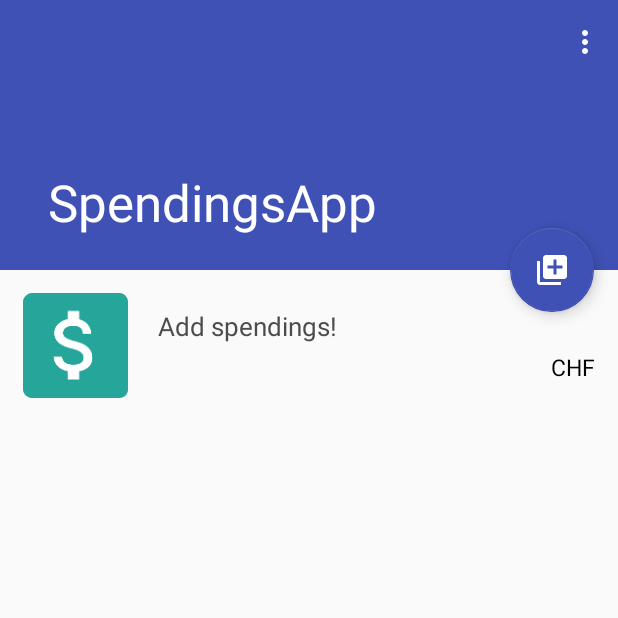
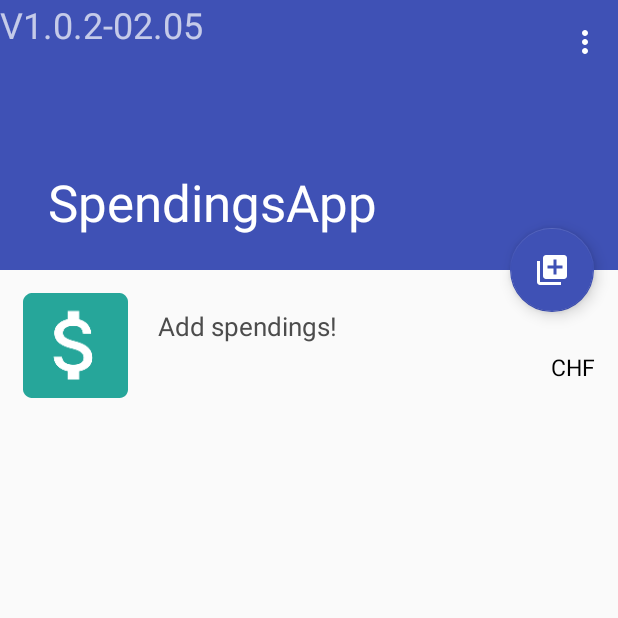
Before and after one commit to cyrilwelschen/SpendingsApp, an Android app: the screen it shows after launch (ScrollingActivity), on a phone screen of 412 x 824 dp, the top half of it. Run offline under Robolectric (Android 15) with nearby library versions, the phone set to English and light mode, and no system bars.

Commit message:
introduced Version label in toolbar

```diff
--- a/app/src/main/res/layout/activity_scrolling.xml
+++ b/app/src/main/res/layout/activity_scrolling.xml
@@ -30,6 +30,14 @@
                 app:layout_collapseMode="pin"
                 app:popupTheme="@style/AppTheme.PopupOverlay" />
 
+            <TextView
+                android:id="@+id/textView"
+                android:layout_width="match_parent"
+                android:layout_height="wrap_content"
+                android:layout_weight="1"
+                android:text="V1.0.2-02.05"
+                android:textSize="24sp" />
+
         </android.support.design.widget.CollapsingToolbarLayout>
     </android.support.design.widget.AppBarLayout>
 
```
